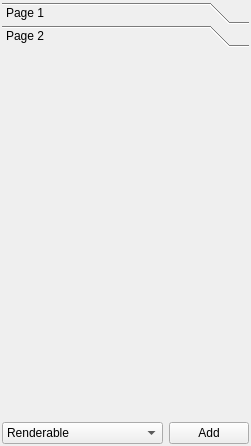
Old version of the form qteditor/QtEditor/property_view.ui in the repository nem0/LumixEngine.
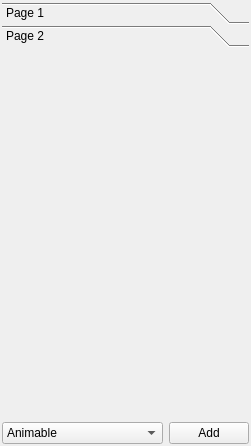
New version of the form. The open tabs and pages were chosen to show the change.

Diff of the .ui file:
```diff
--- a/qteditor/QtEditor/property_view.ui
+++ b/qteditor/QtEditor/property_view.ui
@@ -89,11 +89,6 @@
            <verstretch>2</verstretch>
           </sizepolicy>
          </property>
-         <item>
-          <property name="text">
-           <string>Renderable</string>
-          </property>
-         </item>
          <item>
           <property name="text">
            <string>Animable</string>
```
Left out of the diff: 14 changed lines with no effect on the pictures.
